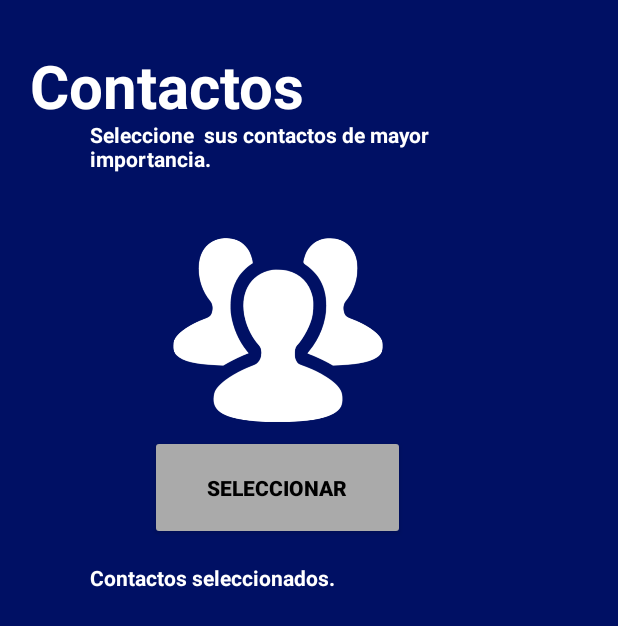
After one commit to JuanBalderas/RecoverApp, an Android app: the layout contactos.xml on its own in the app's theme, with its tools: preview values and no code run, on a phone screen of 412 x 824 dp. The commit adds this screen. Shown: the top 626 px of the screen. Run offline under Robolectric (Android 15) with nearby library versions, the phone set to English and light mode, and no system bars.

Commit message:
Contactos activity

```diff
--- /dev/null
+++ b/RecoverApp/app/src/main/java/com/coffesoftware/recoverapp/ContactActivity.java
@@ -0,0 +1,13 @@
+package com.coffesoftware.recoverapp;
+
+import android.support.v7.app.AppCompatActivity;
+import android.os.Bundle;
+
+public class ContactActivity extends AppCompatActivity {
+
+    @Override
+    protected void onCreate(Bundle savedInstanceState) {
+        super.onCreate(savedInstanceState);
+        setContentView(R.layout.contactos);
+    }
+}
--- a/RecoverApp/app/src/main/java/com/coffesoftware/recoverapp/MainActivity.java
+++ b/RecoverApp/app/src/main/java/com/coffesoftware/recoverapp/MainActivity.java
@@ -6,7 +6,6 @@ import android.os.Bundle;
 import android.view.View;
 
 public class MainActivity extends AppCompatActivity {
-    int var1233434;
     @Override
     protected void onCreate(Bundle savedInstanceState) {
         super.onCreate(savedInstanceState);
@@ -17,4 +16,9 @@ public class MainActivity extends AppCompatActivity {
         Intent intent = new Intent(this, FileActivity.class);
         startActivity(intent);
     }
+
+    public void contactsActivity(View view){
+        Intent intent2 = new Intent(this, ContactActivity.class);
+        startActivity(intent2);
+    }
 }
--- /dev/null
+++ b/RecoverApp/app/src/main/res/layout/contactos.xml
@@ -0,0 +1,67 @@
+<?xml version="1.0" encoding="utf-8"?>
+<LinearLayout xmlns:android="http://schemas.android.com/apk/res/android"
+    xmlns:app="http://schemas.android.com/apk/res-auto"
+    tools="http://schemas.android.com/tools"
+    android:layout_width="match_parent"
+    android:layout_height="match_parent"
+    android:background="?attr/colorPrimary"
+    android:orientation="vertical"
+    android:weightSum="1">
+
+
+    <TextView
+        android:id="@+id/textcontacto"
+        android:layout_width="match_parent"
+        android:layout_height="50dp"
+        android:layout_marginLeft="20dp"
+
+        android:layout_marginTop="30dp"
+        android:text="Contactos"
+        android:textSize="40dp"
+        android:textStyle="bold" />
+
+    <TextView
+        android:id="@+id/textcontacto2"
+        android:layout_width="match_parent"
+        android:layout_height="40dp"
+        android:layout_marginLeft="60dp"
+
+        android:textStyle="bold"
+        android:text="Seleccione  sus contactos de mayor \nimportancia."
+        />
+    <ImageView
+        android:id="@+id/imageView7"
+        android:layout_width="140dp"
+        android:layout_height="140dp"
+        android:layout_marginLeft="115dp"
+        android:layout_marginTop="30dp"
+        app:srcCompat="@drawable/contact" />
+
+    <Button
+        android:id="@+id/button4"
+        style="@style/Widget.AppCompat.Button"
+        android:layout_width="170dp"
+        android:layout_height="70dp"
+        android:layout_marginTop="0dp"
+        android:layout_marginLeft="100dp"
+
+        android:backgroundTint="@android:color/darker_gray"
+        android:text="Seleccionar"
+        android:textColor="#000000"
+        android:textStyle="bold"  />
+
+    <TextView
+        android:id="@+id/textcontacto3"
+        android:layout_width="match_parent"
+        android:layout_height="30dp"
+        android:layout_marginLeft="60dp"
+        android:layout_marginTop="15dp"
+
+        android:textStyle="bold"
+        android:text="Contactos seleccionados." />
+
+    <ListView
+        android:id="@+id/milistacontact"
+        android:layout_width="match_parent"
+        android:layout_height="160dp"/>
+    </LinearLayout>
```
